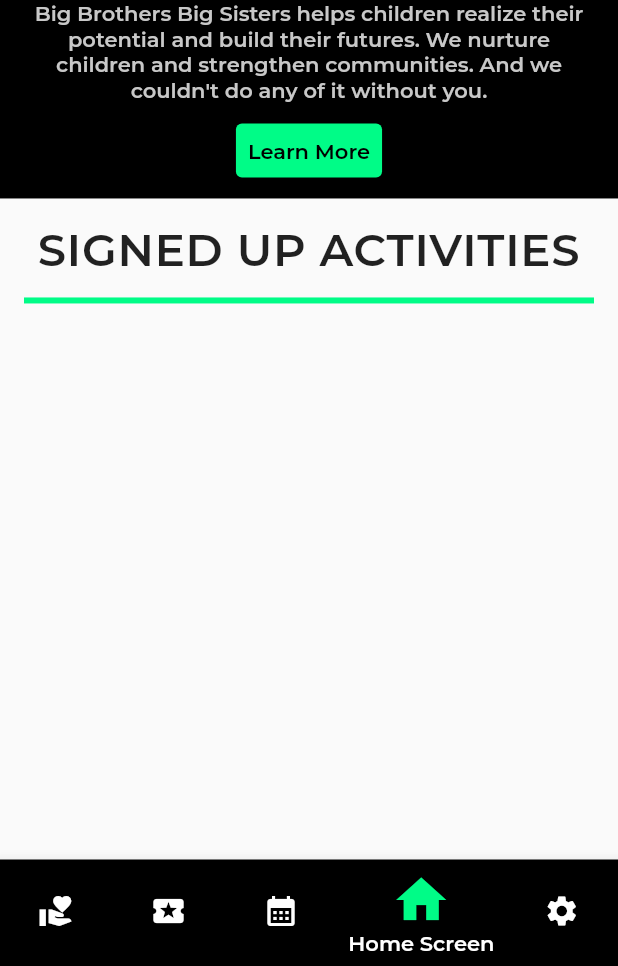
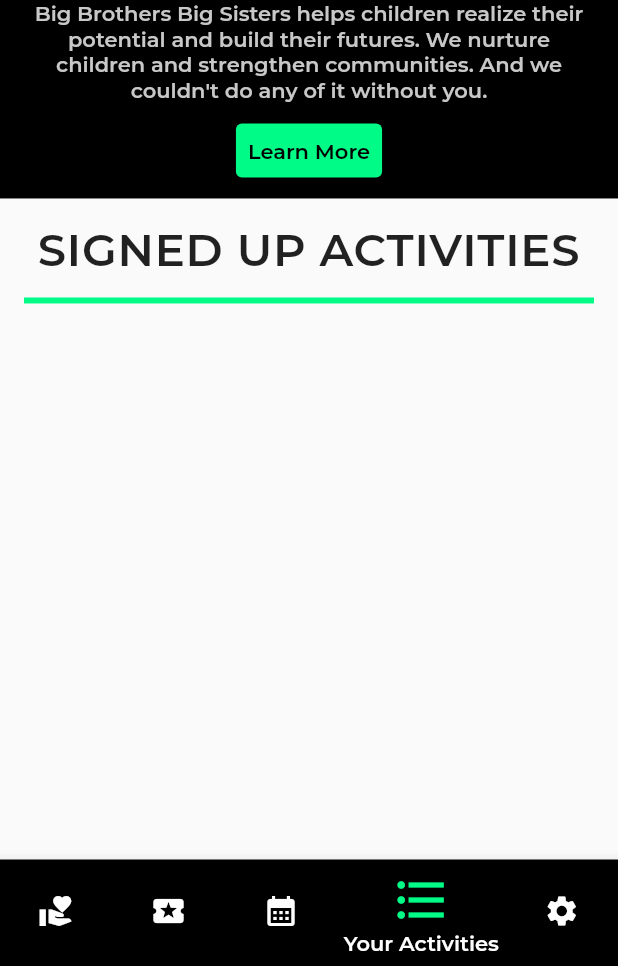
Before and after one commit to lemons342/MobileAppsTeam1, a Flutter app: the screen it shows after launch, item 4 of the bottom bar chosen, on a phone screen of 412 x 824 dp, the part 270-1236 px from its top. Run offline on Flutter 3.47's test engine with Material 2 defaults, Android fonts, the phone set to English and light mode, and no system bars; our stand-ins replace cloud_firestore, firebase_auth, firebase_core, table_calendar; accounts and stored records are empty; project files that could hold a hidden picture were left out.

Commit message:
updated icons

```diff
--- a/starter/lib/main.dart
+++ b/starter/lib/main.dart
@@ -113,10 +113,10 @@ class _MyAppState extends State<MyApp> {
                     icon: Icon(Icons.calendar_month),
                     label: 'Calendar'),
                 BottomNavigationBarItem(
-                    tooltip: 'Home Screen',
+                    tooltip: 'Your Activities',
                     backgroundColor: Colors.black,
-                    icon: Icon(Icons.home),
-                    label: 'Home Screen'),
+                    icon: Icon(Icons.format_list_bulleted),
+                    label: 'Your Activities'),
                 BottomNavigationBarItem(
                     tooltip: 'Account',
                     backgroundColor: Colors.black,
```
